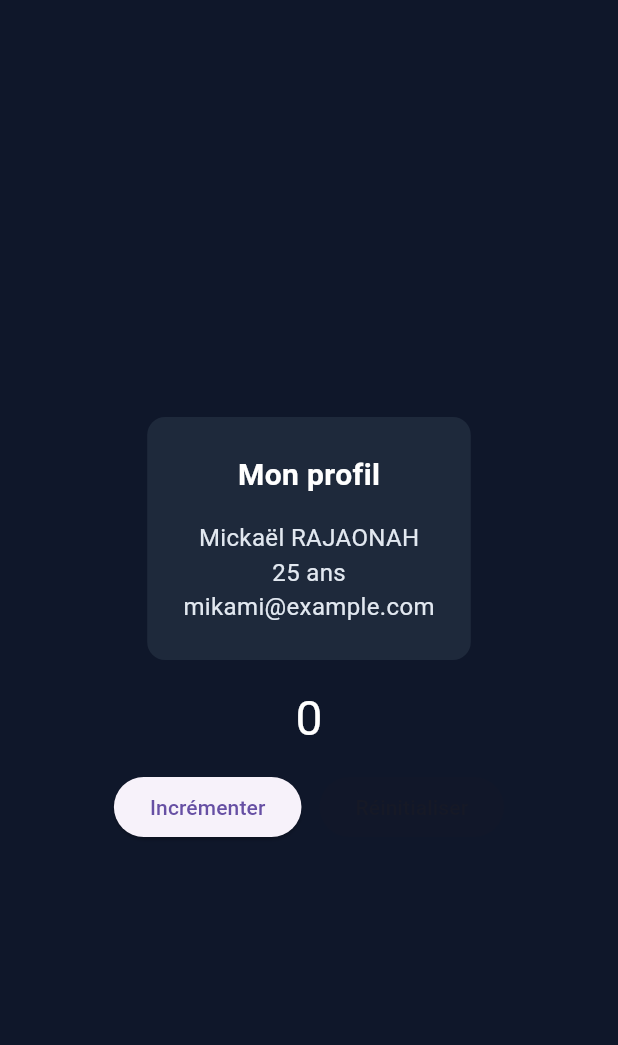
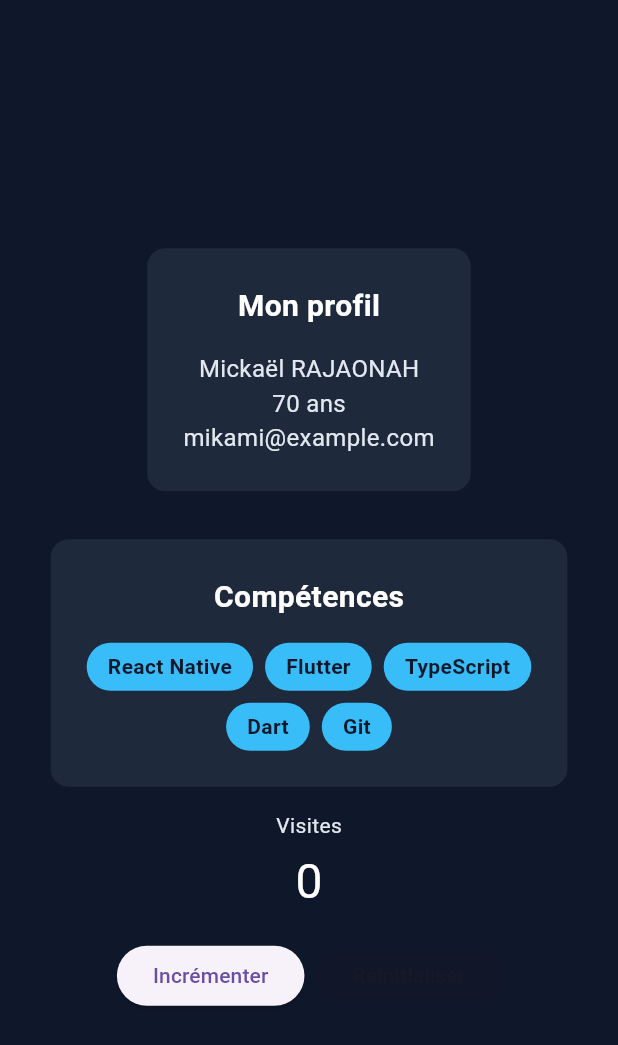
Before and after one commit to Mikami99/TP-INFO593-Programmation-Mobile, a Flutter app: the screen it shows after launch, on a phone screen of 412 x 824 dp. Shown: the top 1045 px of the screen. Run offline on Flutter 3.47's test engine with Material 3 defaults, Android fonts, the phone set to English and light mode, and no system bars.

Commit message:
TP4 : application de synthèse (profil + compétences + compteur de visites + thème) + captures + README

```diff
--- a/profil_app_flutter/lib/counter_widget.dart
+++ b/profil_app_flutter/lib/counter_widget.dart
@@ -1,13 +1,14 @@
 import 'package:flutter/material.dart';
+import 'theme.dart';
 
-class CounterWidget extends StatefulWidget {
-  const CounterWidget({super.key});
+class VisitCounter extends StatefulWidget {
+  const VisitCounter({super.key});
 
   @override
-  State<CounterWidget> createState() => _CounterWidgetState();
+  State<VisitCounter> createState() => _VisitCounterState();
 }
 
-class _CounterWidgetState extends State<CounterWidget> {
+class _VisitCounterState extends State<VisitCounter> {
   int _count = 0;
 
   void _increment() => setState(() => _count++);
@@ -18,16 +19,21 @@ class _CounterWidgetState extends State<CounterWidget> {
     return Column(
       mainAxisSize: MainAxisSize.min,
       children: [
+        const Text(
+          'Visites',
+          style: TextStyle(fontSize: 14, color: AppTheme.textSecondary),
+        ),
+        const SizedBox(height: 4),
         Text(
           '$_count',
-          style: const TextStyle(fontSize: 32, color: Colors.white),
+          style: const TextStyle(fontSize: 32, color: AppTheme.textPrimary),
         ),
         if (_count >= 10)
           const Text(
             'Tu es un pro du clic !',
-            style: TextStyle(color: Color(0xFF38BDF8)),
+            style: TextStyle(color: AppTheme.accent),
           ),
-        const SizedBox(height: 12),
+        const SizedBox(height: AppTheme.spacingMd),
         Row(
           mainAxisSize: MainAxisSize.min,
           children: [
@@ -35,7 +41,7 @@ class _CounterWidgetState extends State<CounterWidget> {
               onPressed: _increment,
               child: const Text('Incrémenter'),
             ),
-            const SizedBox(width: 12),
+            const SizedBox(width: AppTheme.spacingSm),
             ElevatedButton(
               onPressed: _count == 0 ? null : _reset,
               child: const Text('Réinitialiser'),
--- a/profil_app_flutter/lib/main.dart
+++ b/profil_app_flutter/lib/main.dart
@@ -1,5 +1,7 @@
 import 'package:flutter/material.dart';
+import 'theme.dart';
 import 'profile_card.dart';
+import 'skills_list.dart';
 import 'counter_widget.dart';
 
 void main() => runApp(const MyApp());
@@ -12,7 +14,7 @@ class MyApp extends StatelessWidget {
     return MaterialApp(
       debugShowCheckedModeBanner: false,
       home: Scaffold(
-        backgroundColor: const Color(0xFF0F172A),
+        backgroundColor: AppTheme.background,
         body: Center(
           child: SingleChildScrollView(
             child: Column(
@@ -21,11 +23,14 @@ class MyApp extends StatelessWidget {
                 ProfileCard(
                   nom: 'RAJAONAH',
                   prenom: 'Mickaël',
-                  age: 25,
+                  age: 70,
                   telephone: null,
                   email: 'mikami@example.com',
                 ),
-                CounterWidget(),
+                SkillsList(
+                  competences: ['React Native', 'Flutter', 'TypeScript', 'Dart', 'Git'],
+                ),
+                VisitCounter(),
               ],
             ),
           ),
--- a/profil_app_flutter/lib/profile_card.dart
+++ b/profil_app_flutter/lib/profile_card.dart
@@ -1,4 +1,5 @@
 import 'package:flutter/material.dart';
+import 'theme.dart';
 
 class ProfileCard extends StatelessWidget {
   final String nom;
@@ -16,16 +17,16 @@ class ProfileCard extends StatelessWidget {
     required this.email,
   });
 
-  static const _lineStyle = TextStyle(fontSize: 16, color: Color(0xFFE2E8F0));
+  static const _lineStyle = TextStyle(fontSize: 16, color: AppTheme.textSecondary);
 
   @override
   Widget build(BuildContext context) {
     return Container(
-      padding: const EdgeInsets.all(24),
-      margin: const EdgeInsets.all(16),
+      padding: const EdgeInsets.all(AppTheme.spacingLg),
+      margin: const EdgeInsets.all(AppTheme.spacingMd),
       decoration: BoxDecoration(
-        color: const Color(0xFF1E293B),
-        borderRadius: BorderRadius.circular(12),
+        color: AppTheme.card,
+        borderRadius: BorderRadius.circular(AppTheme.radius),
       ),
       child: Column(
         mainAxisSize: MainAxisSize.min,
@@ -36,10 +37,10 @@ class ProfileCard extends StatelessWidget {
             style: TextStyle(
               fontSize: 20,
               fontWeight: FontWeight.bold,
-              color: Colors.white,
+              color: AppTheme.textPrimary,
             ),
           ),
-          const SizedBox(height: 16),
+          const SizedBox(height: AppTheme.spacingMd),
           Text('$prenom $nom', style: _lineStyle),
           Text('$age ans', style: _lineStyle),
           if (telephone != null) Text(telephone!, style: _lineStyle),
--- /dev/null
+++ b/profil_app_flutter/lib/skills_list.dart
@@ -0,0 +1,63 @@
+import 'package:flutter/material.dart';
+import 'theme.dart';
+
+class SkillsList extends StatelessWidget {
+  final List<String> competences;
+
+  const SkillsList({super.key, required this.competences});
+
+  @override
+  Widget build(BuildContext context) {
+    return Container(
+      padding: const EdgeInsets.all(AppTheme.spacingLg),
+      margin: const EdgeInsets.all(AppTheme.spacingMd),
+      decoration: BoxDecoration(
+        color: AppTheme.card,
+        borderRadius: BorderRadius.circular(AppTheme.radius),
+      ),
+      child: Column(
+        mainAxisSize: MainAxisSize.min,
+        children: [
+          const Text(
+            'Compétences',
+            style: TextStyle(
+              fontSize: 20,
+              fontWeight: FontWeight.bold,
+              color: AppTheme.textPrimary,
+            ),
+          ),
+          const SizedBox(height: AppTheme.spacingMd),
+          Wrap(
+            spacing: AppTheme.spacingSm,
+            runSpacing: AppTheme.spacingSm,
+            alignment: WrapAlignment.center,
+            children: competences.map((c) => _SkillTag(label: c)).toList(),
+          ),
+        ],
+      ),
+    );
+  }
+}
+
+class _SkillTag extends StatelessWidget {
+  final String label;
+  const _SkillTag({required this.label});
+
+  @override
+  Widget build(BuildContext context) {
+    return Container(
+      padding: const EdgeInsets.symmetric(horizontal: 14, vertical: 6),
+      decoration: BoxDecoration(
+        color: AppTheme.accent,
+        borderRadius: BorderRadius.circular(20),
+      ),
+      child: Text(
+        label,
+        style: const TextStyle(
+          color: AppTheme.background,
+          fontWeight: FontWeight.w600,
+        ),
+      ),
+    );
+  }
+}
--- /dev/null
+++ b/profil_app_flutter/lib/theme.dart
@@ -0,0 +1,14 @@
+import 'package:flutter/material.dart';
+
+class AppTheme {
+  static const background = Color(0xFF0F172A);
+  static const card = Color(0xFF1E293B);
+  static const accent = Color(0xFF38BDF8);
+  static const textPrimary = Colors.white;
+  static const textSecondary = Color(0xFFE2E8F0);
+
+  static const spacingSm = 8.0;
+  static const spacingMd = 16.0;
+  static const spacingLg = 24.0;
+  static const radius = 12.0;
+}
```
Also changed, not shown: captures/flutter-desktop.png (added), captures/flutter-mobile.png (added), captures/rn-desktop.png (added), captures/rn-mobile.png (added), 6 other files.
